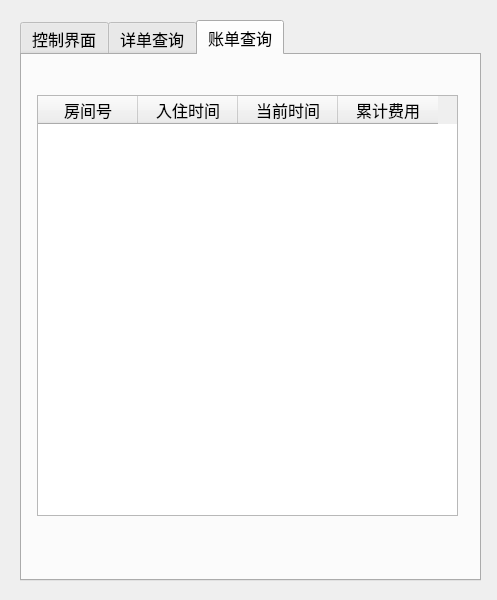
Qt form QtGuiApplication1/serverWindow.ui (TagineerDai/SEassign) before a commit.
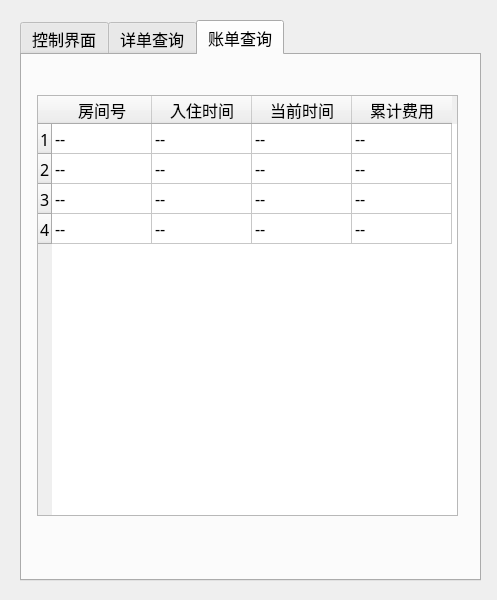
The same form after that commit. The open tabs and pages were chosen to show the change.

Diff of the .ui file:
```diff
--- a/QtGuiApplication1/serverWindow.ui
+++ b/QtGuiApplication1/serverWindow.ui
@@ -465,6 +465,26 @@
         <height>421</height>
        </rect>
       </property>
+      <row>
+       <property name="text">
+        <string>1</string>
+       </property>
+      </row>
+      <row>
+       <property name="text">
+        <string>2</string>
+       </property>
+      </row>
+      <row>
+       <property name="text">
+        <string>3</string>
+       </property>
+      </row>
+      <row>
+       <property name="text">
+        <string>4</string>
+       </property>
+      </row>
       <column>
        <property name="text">
         <string>房间号</string>
@@ -509,6 +529,86 @@
         </font>
        </property>
       </column>
+      <item row="0" column="0">
+       <property name="text">
+        <string>--</string>
+       </property>
+      </item>
+      <item row="0" column="1">
+       <property name="text">
+        <string>--</string>
+       </property>
+      </item>
+      <item row="0" column="2">
+       <property name="text">
+        <string>--</string>
+       </property>
+      </item>
+      <item row="0" column="3">
+       <property name="text">
+        <string>--</string>
+       </property>
+      </item>
+      <item row="1" column="0">
+       <property name="text">
+        <string>--</string>
+       </property>
+      </item>
+      <item row="1" column="1">
+       <property name="text">
+        <string>--</string>
+       </property>
+      </item>
+      <item row="1" column="2">
+       <property name="text">
+        <string>--</string>
+       </property>
+      </item>
+      <item row="1" column="3">
+       <property name="text">
+        <string>--</string>
+       </property>
+      </item>
+      <item row="2" column="0">
+       <property name="text">
+        <string>--</string>
+       </property>
+      </item>
+      <item row="2" column="1">
+       <property name="text">
+        <string>--</string>
+       </property>
+      </item>
+      <item row="2" column="2">
+       <property name="text">
+        <string>--</string>
+       </property>
+      </item>
+      <item row="2" column="3">
+       <property name="text">
+        <string>--</string>
+       </property>
+      </item>
+      <item row="3" column="0">
+       <property name="text">
+        <string>--</string>
+       </property>
+      </item>
+      <item row="3" column="1">
+       <property name="text">
+        <string>--</string>
+       </property>
+      </item>
+      <item row="3" column="2">
+       <property name="text">
+        <string>--</string>
+       </property>
+      </item>
+      <item row="3" column="3">
+       <property name="text">
+        <string>--</string>
+       </property>
+      </item>
      </widget>
     </widget>
    </widget>
```
Left out of the diff: 85 changed lines with no effect on the pictures.
